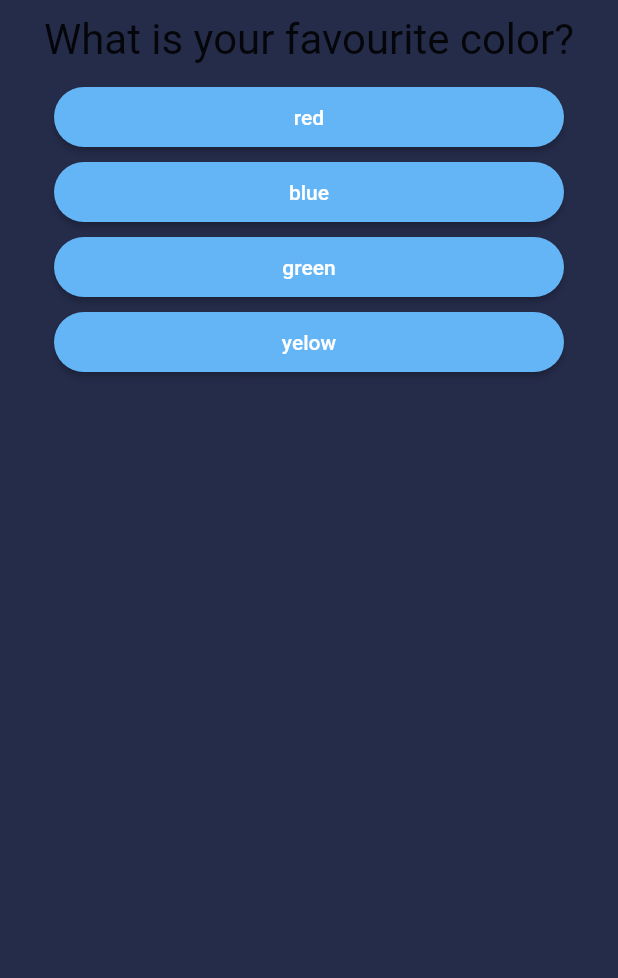
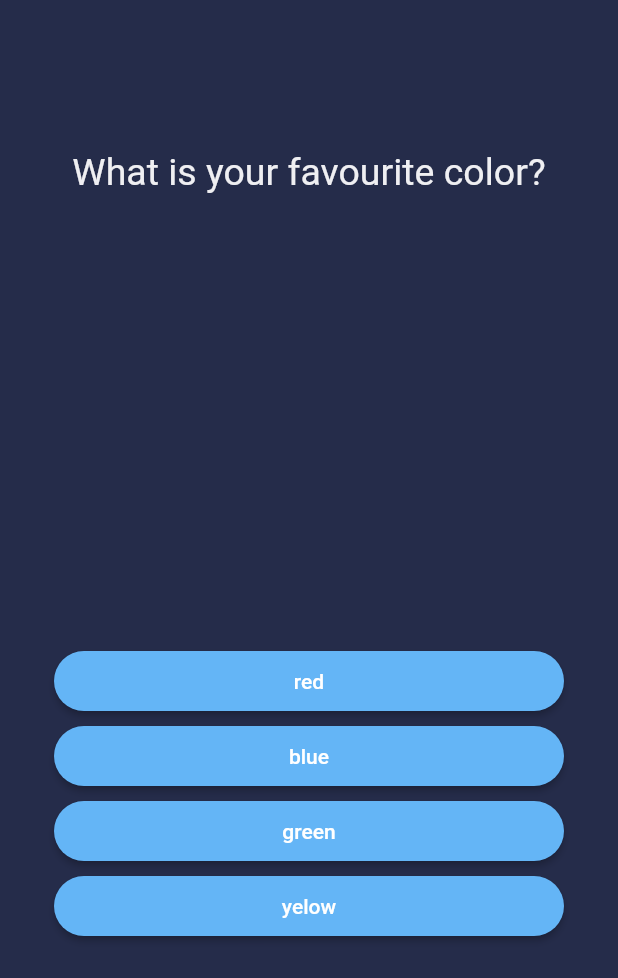
Before and after one commit to devSouvik/personality-tracker, a Flutter app: the screen it shows after launch, on a phone screen of 412 x 824 dp. Shown: the top 978 px of the screen. Run offline on Flutter 3.47's test engine with Material 2 defaults, Android fonts, the phone set to English and light mode, and no system bars.

Commit message:
Update questions.dart

```diff
--- a/lib/questions.dart
+++ b/lib/questions.dart
@@ -9,11 +9,13 @@ class Questions extends StatelessWidget {
   Widget build(BuildContext context) {
     return Container(
       width: double.infinity,
-      margin: EdgeInsets.all(10),
+      margin: EdgeInsets.only(top: 100, bottom: 300,),
+      padding: EdgeInsets.symmetric(horizontal: 5),
       child: Text(
         questionText,
-        style: TextStyle(fontSize: 28),
+        style: TextStyle(fontSize: 25,color: const Color(0xFFEFEFF2)),
         textAlign: TextAlign.center,
+
       ),
     );
   }
```
